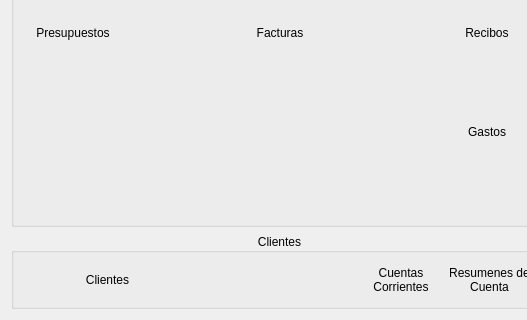
This is trunk/src/FormPantallaInicialBase.ui in chungote/gestotux as Qt 5 draws it before an edit; both pictures show x 0 to 527 and y 217 to 537 of the 753 by 537 pixel window. The edited form follows.
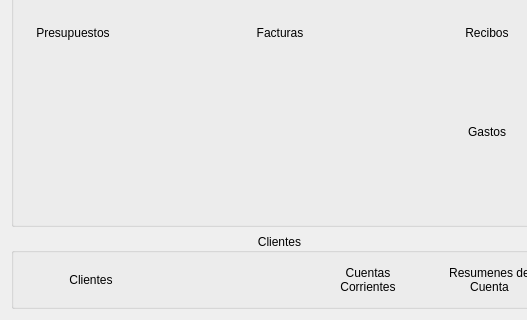
This is the edited form. Icons and pictures are not drawn.

Patch:
```diff
--- a/trunk/src/FormPantallaInicialBase.ui
+++ b/trunk/src/FormPantallaInicialBase.ui
@@ -614,6 +614,12 @@
       </item>
       <item>
        <widget class="QToolButton" name="TBCuentasCorrientes">
+        <property name="sizePolicy">
+         <sizepolicy hsizetype="MinimumExpanding" vsizetype="Fixed">
+          <horstretch>0</horstretch>
+          <verstretch>0</verstretch>
+         </sizepolicy>
+        </property>
         <property name="text">
          <string>Cuentas
 Corrientes</string>
```
